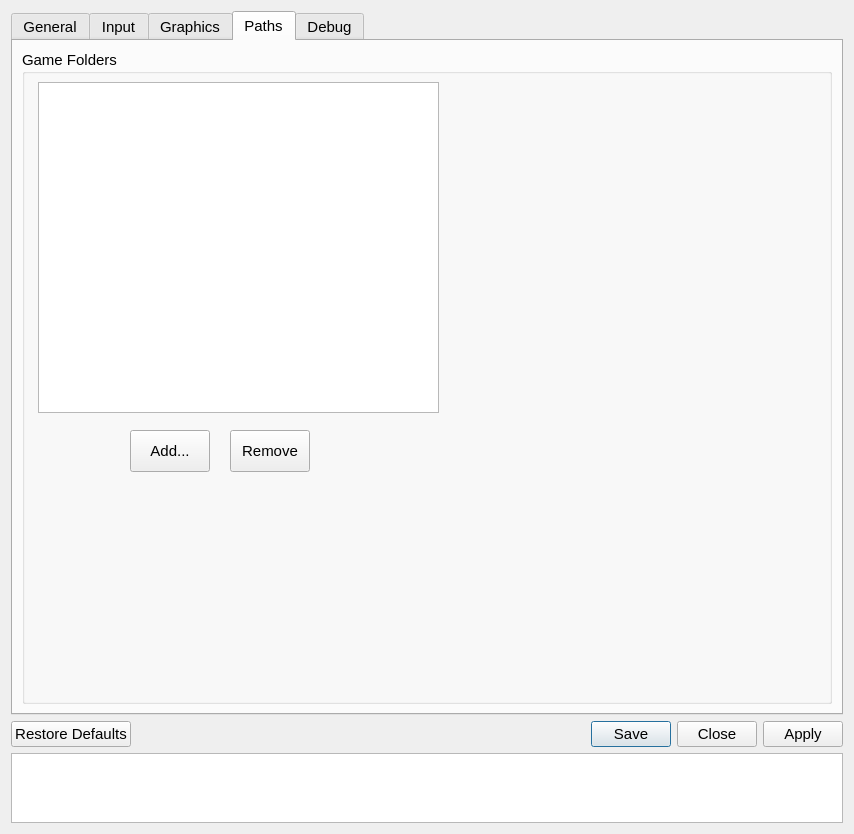
Above: src/qt_gui/settings_dialog.ui from shadps4-emu/shadPS4 before the change. Below: the same form after it.
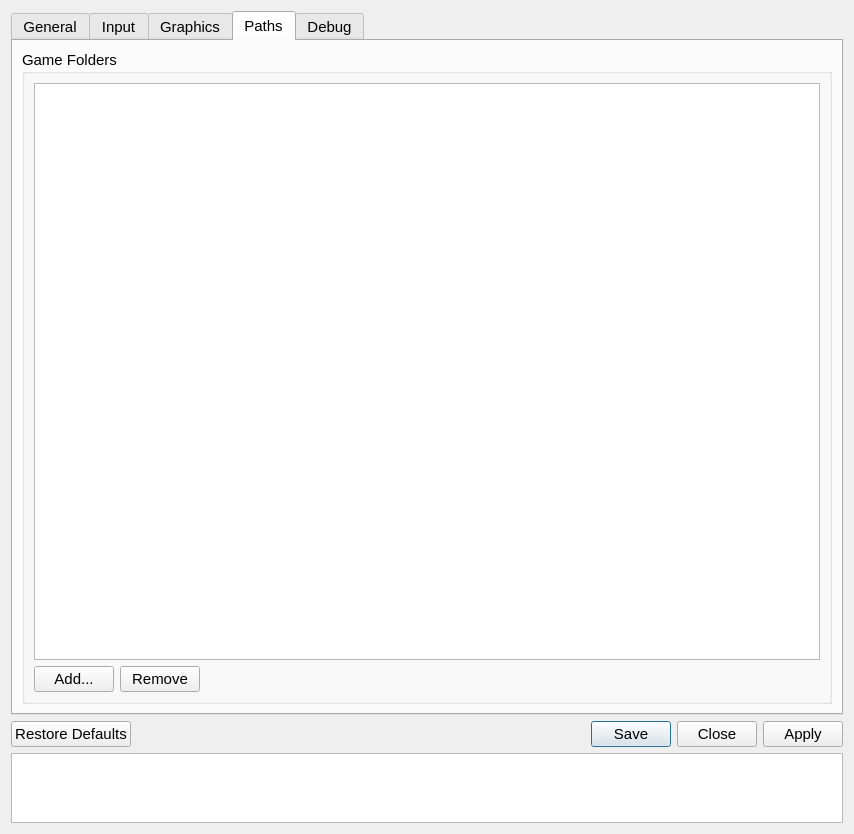
That is the form after the change. The open tabs and pages were chosen to show the change. Icons and pictures are not drawn.

Commit message: Change layout of 'Paths' tab to 'Form Layout'

The edit to the form file:
```diff
--- a/src/qt_gui/settings_dialog.ui
+++ b/src/qt_gui/settings_dialog.ui
@@ -1205,25 +1205,12 @@
             <property name="title">
              <string>Game Folders</string>
             </property>
-            <widget class="QListWidget" name="gameFoldersListWidget">
-             <property name="geometry">
-              <rect>
-               <x>16</x>
-               <y>32</y>
-               <width>401</width>
-               <height>331</height>
-              </rect>
-             </property>
-            </widget>
+            <layout class="QFormLayout" name="formLayout">
+             <item row="0" column="0" colspan="2">
+              <widget class="QListWidget" name="gameFoldersListWidget"/>
+             </item>
+             <item row="1" column="0">
             <widget class="QPushButton" name="addFolderButton">
-             <property name="geometry">
-              <rect>
-               <x>108</x>
-               <y>380</y>
-               <width>80</width>
-               <height>42</height>
-              </rect>
-             </property>
              <property name="sizePolicy">
               <sizepolicy hsizetype="Fixed" vsizetype="Fixed">
                <horstretch>0</horstretch>
@@ -1234,15 +1221,9 @@
               <string>Add...</string>
              </property>
             </widget>
+             </item>
+             <item row="1" column="1">
             <widget class="QPushButton" name="removeFolderButton">
-             <property name="geometry">
-              <rect>
-               <x>208</x>
-               <y>380</y>
-               <width>80</width>
-               <height>42</height>
-              </rect>
-             </property>
              <property name="sizePolicy">
               <sizepolicy hsizetype="Fixed" vsizetype="Fixed">
                <horstretch>0</horstretch>
@@ -1253,6 +1234,8 @@
               <string>Remove</string>
              </property>
             </widget>
+             </item>
+            </layout>
            </widget>
           </item>
          </layout>
```
Lines whose indentation alone changed are shown as unchanged.
